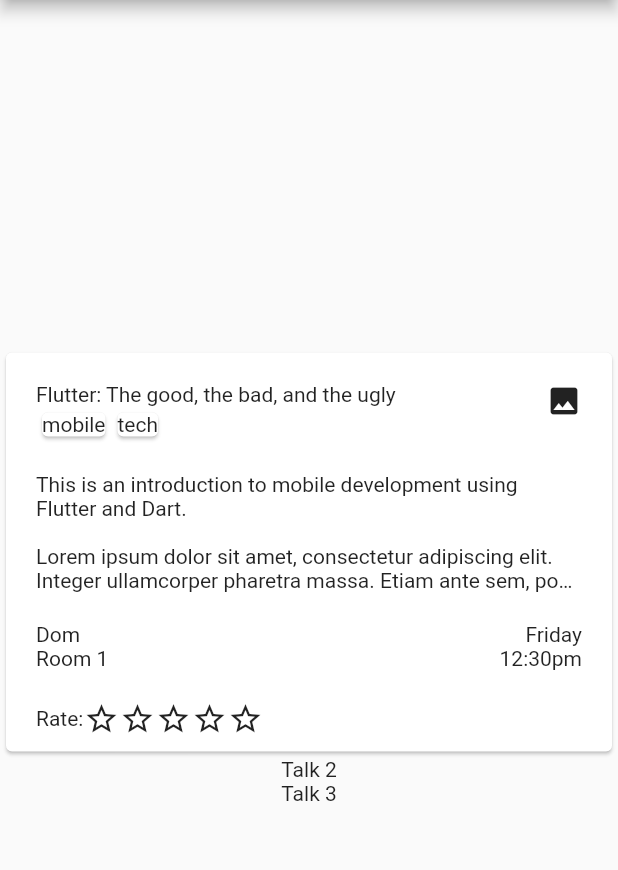
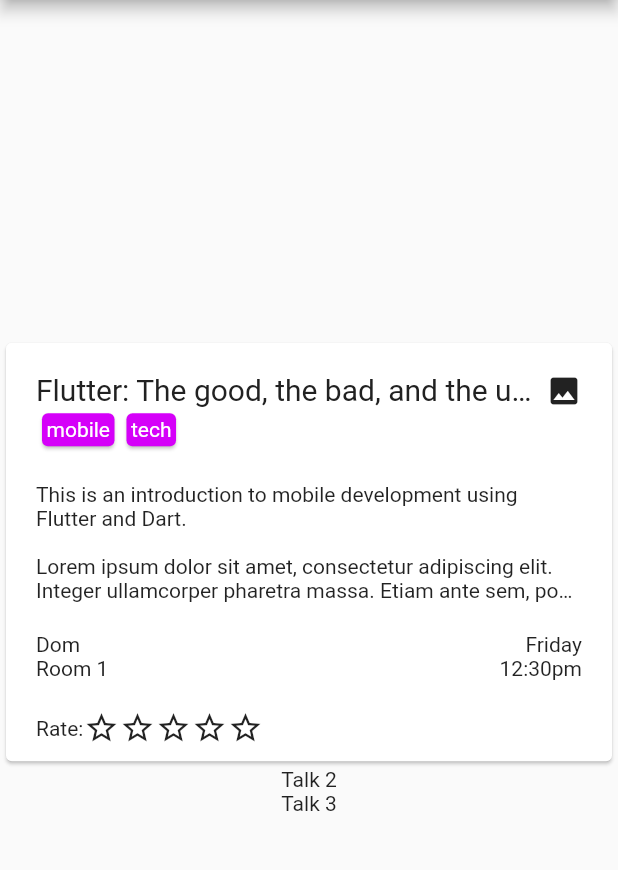
Before and after one commit to random82/talkrater, a Flutter app: the screen it shows after launch, on a phone screen of 412 x 824 dp, the part 84-954 px from its top. Run offline on Flutter 3.47's test engine with Material 2 defaults, Android fonts, the phone set to English and light mode, and no system bars.

Commit message:
Title section text style

```diff
--- a/talkrater/lib/main.dart
+++ b/talkrater/lib/main.dart
@@ -95,15 +95,39 @@ class _MyHomePageState extends State<MyHomePage> {
                               children: <Widget>[
                                 Text(
                                     'Flutter: The good, the bad, and the ugly',
-                                  ),
+                                    style: TextStyle(
+                                      color: Colors.grey[900],
+                                      fontSize: 20
+                                    ),
+                                    softWrap: true,
+                                    overflow: TextOverflow.ellipsis,
+                                ),
                                 Align(
                                   alignment: Alignment.centerLeft,
                                   child: Row(children: <Widget>[
                                     Card(
-                                      child: Text('mobile'),
+                                      color: Colors.purpleAccent[400],
+                                      child: Padding(
+                                          padding: EdgeInsets.all(3),
+                                          child: Text(
+                                          'mobile',
+                                          style: TextStyle(
+                                            color: Colors.white
+                                          ),
+                                        ),
+                                      )
                                     ),
                                     Card(
-                                      child: Text('tech'),
+                                      color: Colors.purpleAccent[400],
+                                      child: Padding(
+                                          padding: EdgeInsets.all(3),
+                                          child: Text(
+                                          'tech',
+                                          style: TextStyle(
+                                            color: Colors.white
+                                          ),
+                                        ),
+                                      )
                                     )
                                   ],
                                 ),
```
